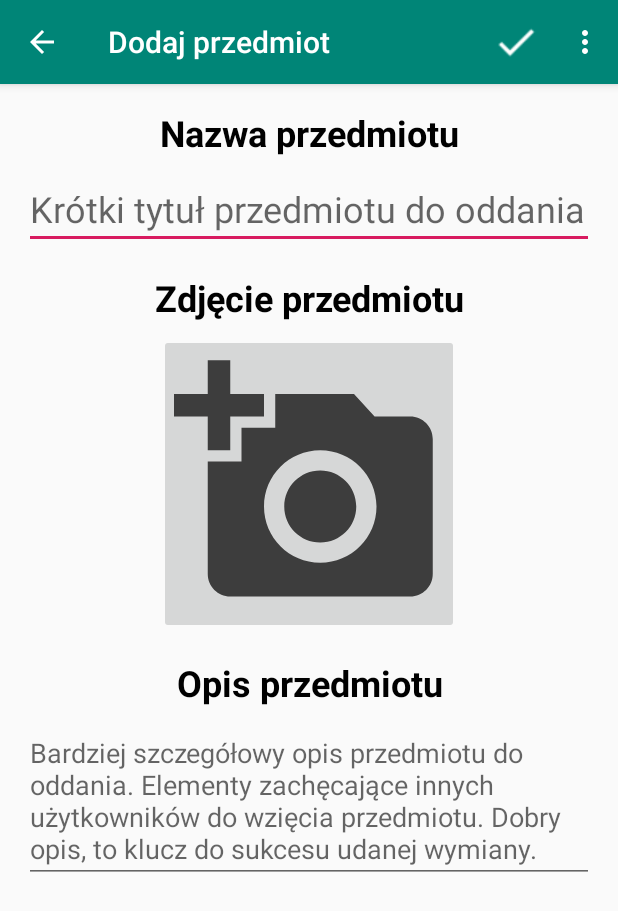
After one commit to KyrietS/TapSwap, an Android app: the AddItemActivity screen opened directly, with no data from a screen before it, on a phone screen of 412 x 824 dp. The commit adds this screen. Shown: the top 911 px of the screen. Run offline under Robolectric (Android 15) with nearby library versions, the phone set to English and light mode, and no system bars.

Commit message:
Added layout for Add Item Activity

```diff
--- a/app/build.gradle
+++ b/app/build.gradle
@@ -26,6 +26,7 @@ dependencies {
     implementation 'com.google.code.gson:gson:2.8.6'
     implementation 'com.android.support:recyclerview-v7:28.0.0'
     implementation 'com.android.support:cardview-v7:28.0.0'
+    implementation 'com.android.support:design:28.0.0'
 
     implementation fileTree(dir: 'libs', include: ['*.jar'])
     implementation "org.jetbrains.kotlin:kotlin-stdlib-jdk7:$kotlin_version"
--- a/app/src/main/AndroidManifest.xml
+++ b/app/src/main/AndroidManifest.xml
@@ -1,6 +1,8 @@
 <?xml version="1.0" encoding="utf-8"?>
 <manifest xmlns:android="http://schemas.android.com/apk/res/android"
         package="mwo.lab.tapswap">
+
+    <uses-permission android:name="android.permission.READ_EXTERNAL_STORAGE"/>
 
     <application
             android:allowBackup="true"
@@ -9,6 +11,7 @@
             android:roundIcon="@mipmap/ic_launcher_round"
             android:supportsRtl="true"
             android:theme="@style/AppTheme">
+        <activity android:name=".AddItemActivity" android:parentActivityName=".MyItemsActivity"></activity>
         <activity android:name=".MainActivity">
             <intent-filter>
                 <action android:name="android.intent.action.MAIN" />
--- a/app/src/main/java/mwo/lab/tapswap/MyItemsAdapter.kt
+++ b/app/src/main/java/mwo/lab/tapswap/MyItemsAdapter.kt
@@ -1,6 +1,7 @@
 package mwo.lab.tapswap
 
 import android.app.Activity
+import android.content.Intent
 import android.support.v7.widget.RecyclerView
 import android.view.LayoutInflater
 import android.view.View
@@ -60,7 +61,9 @@ class MyItemsAdapter(
         popup.setOnMenuItemClickListener { menuItem ->
             when (menuItem.itemId) {
                 R.id.edit -> {
-                    Toast.makeText(context, "TODO: Edit item activity", Toast.LENGTH_SHORT).show()
+                    Toast.makeText(context, "TODO: Fill fields with data", Toast.LENGTH_SHORT).show()
+                    val intent = Intent(context, AddItemActivity::class.java)
+                    context.startActivity(intent)
                 }
                 R.id.remove -> {
                     Toast.makeText(context, "TODO: Remove item confirmation", Toast.LENGTH_SHORT).show()
--- /dev/null
+++ b/app/src/main/res/drawable/ic_add_a_photo.xml
@@ -0,0 +1,12 @@
+<vector xmlns:android="http://schemas.android.com/apk/res/android"
+    android:width="24dp"
+    android:height="24dp"
+    android:viewportWidth="24"
+    android:viewportHeight="24">
+  <group>
+    <clip-path android:pathData="M24,24H0V0h24v24z M 0,0"/>
+    <path
+        android:fillColor="#3d3d3d"
+        android:pathData="M3,4L3,1h2v3h3v2L5,6v3L3,9L3,6L0,6L0,4h3zM6,10L6,7h3L9,4h7l1.83,2L21,6c1.1,0 2,0.9 2,2v12c0,1.1 -0.9,2 -2,2L5,22c-1.1,0 -2,-0.9 -2,-2L3,10h3zM13,19c2.76,0 5,-2.24 5,-5s-2.24,-5 -5,-5 -5,2.24 -5,5 2.24,5 5,5zM9.8,14c0,1.77 1.43,3.2 3.2,3.2s3.2,-1.43 3.2,-3.2 -1.43,-3.2 -3.2,-3.2 -3.2,1.43 -3.2,3.2z"/>
+  </group>
+</vector>
--- /dev/null
+++ b/app/src/main/res/layout/activity_add_item.xml
@@ -0,0 +1,156 @@
+<?xml version="1.0" encoding="utf-8"?>
+<android.support.constraint.ConstraintLayout
+        xmlns:android="http://schemas.android.com/apk/res/android"
+        xmlns:app="http://schemas.android.com/apk/res-auto"
+        xmlns:tools="http://schemas.android.com/tools"
+        android:layout_width="match_parent"
+        android:layout_height="match_parent"
+        tools:context=".AddItemActivity">
+
+    <android.support.design.widget.AppBarLayout
+            android:id="@+id/appBarLayout"
+            android:layout_width="match_parent"
+            android:layout_height="wrap_content"
+            android:theme="@style/AppTheme.AppBarOverlay"
+            app:layout_constraintEnd_toEndOf="parent"
+            app:layout_constraintStart_toStartOf="parent"
+            app:layout_constraintTop_toTopOf="parent">
+
+        <android.support.v7.widget.Toolbar
+                android:id="@+id/toolbar"
+                android:layout_width="match_parent"
+                android:layout_height="?attr/actionBarSize"
+                android:background="?attr/colorPrimary"
+                app:popupTheme="@style/AppTheme.PopupOverlay" />
+
+    </android.support.design.widget.AppBarLayout>
+
+    <ScrollView
+            android:layout_width="0dp"
+            android:layout_height="0dp"
+            app:layout_constraintBottom_toBottomOf="parent"
+            app:layout_constraintEnd_toEndOf="parent"
+            app:layout_constraintHorizontal_bias="0.0"
+            app:layout_constraintStart_toStartOf="parent"
+            app:layout_constraintTop_toBottomOf="@+id/appBarLayout"
+            app:layout_constraintVertical_bias="1.0">
+
+        <android.support.constraint.ConstraintLayout
+                android:layout_width="match_parent"
+                android:layout_height="wrap_content">
+
+            <TextView
+                    android:id="@+id/title_textView"
+                    android:layout_width="0dp"
+                    android:layout_height="wrap_content"
+                    android:layout_marginStart="8dp"
+                    android:layout_marginTop="16dp"
+                    android:layout_marginEnd="8dp"
+                    android:text="@string/item_name"
+                    android:textAlignment="center"
+                    android:textColor="@color/colorTitle"
+                    android:textSize="24sp"
+                    android:textStyle="bold"
+                    app:layout_constraintEnd_toEndOf="parent"
+                    app:layout_constraintStart_toStartOf="parent"
+                    app:layout_constraintTop_toTopOf="parent" />
+
+            <EditText
+                    android:id="@+id/title"
+                    android:layout_width="0dp"
+                    android:layout_height="wrap_content"
+                    android:layout_marginStart="16dp"
+                    android:layout_marginTop="8dp"
+                    android:layout_marginEnd="16dp"
+                    android:ems="10"
+                    android:hint="@string/mock_item_title"
+                    android:imeOptions="actionDone"
+                    android:importantForAutofill="no"
+                    android:inputType="textMultiLine|text"
+                    android:maxLines="3"
+                    android:textSize="24sp"
+                    app:layout_constraintEnd_toEndOf="parent"
+                    app:layout_constraintStart_toStartOf="parent"
+                    app:layout_constraintTop_toBottomOf="@+id/title_textView" />
+
+            <TextView
+                    android:id="@+id/image_textView"
+                    android:layout_width="0dp"
+                    android:layout_height="wrap_content"
+                    android:layout_marginStart="8dp"
+                    android:layout_marginTop="16dp"
+                    android:layout_marginEnd="8dp"
+                    android:text="@string/item_image"
+                    android:textAlignment="center"
+                    android:textColor="@color/colorTitle"
+                    android:textSize="24sp"
+                    android:textStyle="bold"
+                    app:layout_constraintEnd_toEndOf="parent"
+                    app:layout_constraintHorizontal_bias="0.0"
+                    app:layout_constraintStart_toStartOf="parent"
+                    app:layout_constraintTop_toBottomOf="@+id/title" />
+
+            <FrameLayout
+                    android:id="@+id/frameLayout"
+                    android:layout_width="wrap_content"
+                    android:layout_height="wrap_content"
+                    android:layout_marginTop="8dp"
+                    app:layout_constraintEnd_toEndOf="parent"
+                    app:layout_constraintStart_toStartOf="parent"
+                    app:layout_constraintTop_toBottomOf="@+id/image_textView">
+
+                <Button
+                        android:id="@+id/button"
+                        android:layout_width="200dp"
+                        android:layout_height="200dp"
+                        android:stateListAnimator="@null"
+                        android:onClick="pickFromGallery"/>
+
+                <ImageView
+                        android:id="@+id/item_image"
+                        android:layout_width="180dp"
+                        android:layout_height="180dp"
+                        android:layout_gravity="center"
+                        android:contentDescription="@string/item_image"
+                        android:scaleType="fitXY"
+                        app:srcCompat="@drawable/ic_add_a_photo" />
+            </FrameLayout>
+
+            <TextView
+                    android:id="@+id/desc_textView"
+                    android:layout_width="0dp"
+                    android:layout_height="wrap_content"
+                    android:layout_marginStart="8dp"
+                    android:layout_marginTop="16dp"
+                    android:layout_marginEnd="8dp"
+                    android:text="@string/item_description"
+                    android:textAlignment="center"
+                    android:textColor="@color/colorTitle"
+                    android:textSize="24sp"
+                    android:textStyle="bold"
+                    app:layout_constraintEnd_toEndOf="parent"
+                    app:layout_constraintStart_toStartOf="parent"
+                    app:layout_constraintTop_toBottomOf="@+id/frameLayout" />
+
+            <EditText
+                    android:id="@+id/description"
+                    android:layout_width="0dp"
+                    android:layout_height="wrap_content"
+                    android:layout_marginStart="16dp"
+                    android:layout_marginTop="8dp"
+                    android:layout_marginEnd="16dp"
+                    android:ems="10"
+                    android:gravity="start|top"
+                    android:hint="@string/mock_item_description"
+                    android:imeOptions="actionDone"
+                    android:importantForAutofill="no"
+                    android:inputType="textMultiLine"
+                    android:scrollHorizontally="false"
+                    app:layout_constraintEnd_toEndOf="parent"
+                    app:layout_constraintStart_toStartOf="parent"
+                    app:layout_constraintTop_toBottomOf="@+id/desc_textView" />
+        </android.support.constraint.ConstraintLayout>
+    </ScrollView>
+
+
+</android.support.constraint.ConstraintLayout>
--- /dev/null
+++ b/app/src/main/res/menu/menu_add_item.xml
@@ -0,0 +1,15 @@
+<?xml version="1.0" encoding="utf-8"?>
+<menu xmlns:android="http://schemas.android.com/apk/res/android"
+      xmlns:app="http://schemas.android.com/apk/res-auto">
+
+    <item   android:id="@+id/icon_done"
+            android:icon="@drawable/done"
+            android:title="@string/save"
+            app:showAsAction="ifRoom" />
+
+    <item   android:id="@+id/icon_trash"
+            android:icon="@drawable/bin"
+            android:title="@string/delete"
+            app:showAsAction="withText"/>
+
+</menu>
--- a/app/src/main/res/values/strings.xml
+++ b/app/src/main/res/values/strings.xml
@@ -8,4 +8,10 @@
     <string name="edit">Edytuj</string>
     <string name="remove">Usuń</string>
     <string name="show_popup_menu">Wyświetl menu podręczne</string>
+    <string name="add_new_item">Dodaj nowy przedmiot</string>
+    <string name="item_name">Nazwa przedmiotu</string>
+    <string name="item_description">Opis przedmiotu</string>
+    <string name="item_image">Zdjęcie przedmiotu</string>
+    <string name="save">Zapisz</string>
+    <string name="delete">Usuń</string>
 </resources>
--- a/app/src/main/res/values/styles.xml
+++ b/app/src/main/res/values/styles.xml
@@ -9,4 +9,7 @@
         <item name="colorAccent">@color/colorAccent</item>
     </style>
 
+    <style name="AppTheme.AppBarOverlay" parent="ThemeOverlay.AppCompat.Dark.ActionBar"/>
+    <style name="AppTheme.PopupOverlay" parent="ThemeOverlay.AppCompat.Light"/>
+
 </resources>
```
Also changed, not shown: app/src/main/java/mwo/lab/tapswap/AddItemActivity.kt (added, +176 -0 lines), app/src/main/java/mwo/lab/tapswap/MyItemsActivity.kt (+9 -0 lines), app/src/main/res/drawable/bin.png (added), app/src/main/res/drawable/done.png (added).
